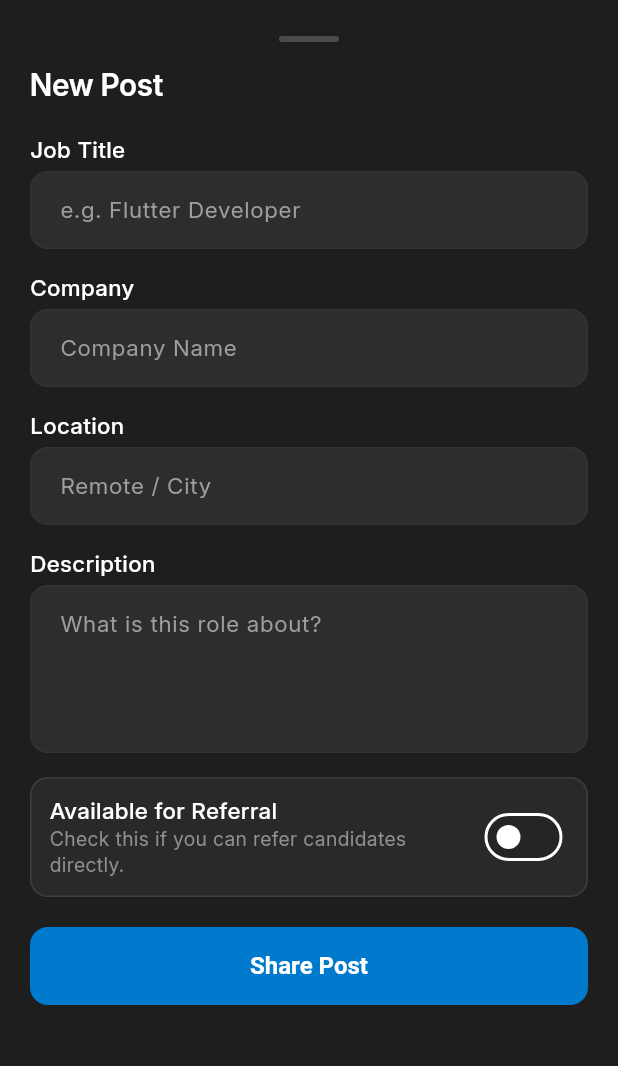
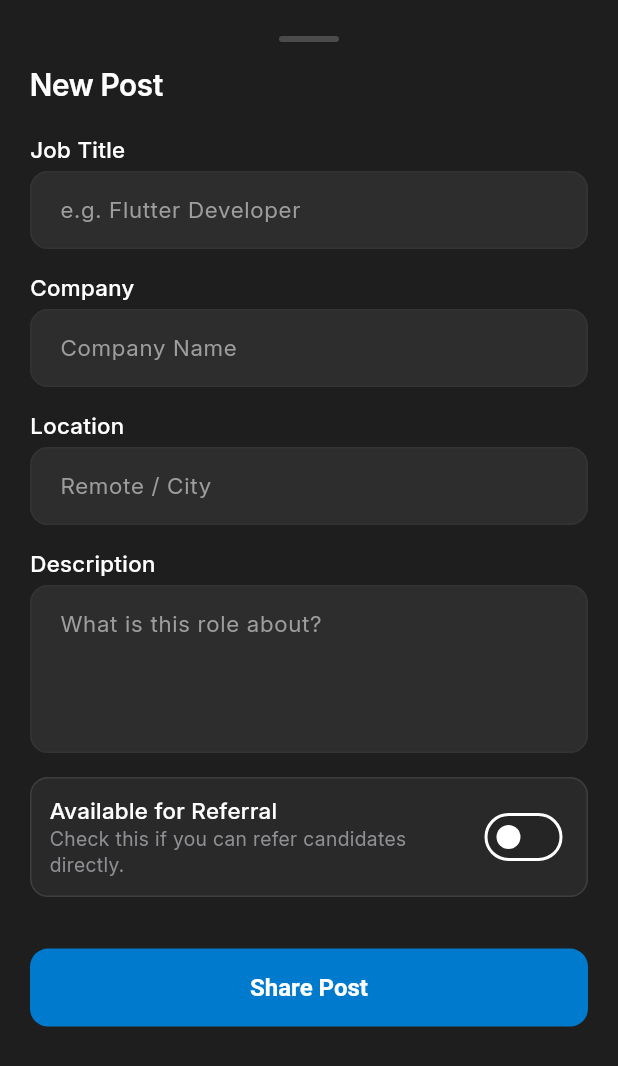
Before and after one commit to salluexez/Alumni-Connect, a Flutter app: the _CreatePostForm widget shown alone on an empty page, opened directly with empty values, on a phone screen of 412 x 824 dp. Shown: the top 1066 px of the screen. Run offline on Flutter 3.47's test engine with Material 3 defaults, Android fonts, the phone set to English and light mode, and no system bars; our stand-ins replace cached_network_image, cloud_firestore, dartz, equatable, firebase_auth, firebase_core and 8 more; missing offline and left inert: agora_rtc_engine; accounts and stored records are empty; generated files the repository leaves out were written again; network calls fail.

Commit message:
fix: improve modal bottom sheet layout with safe area, dynamic padding, and fixed action button

```diff
--- a/lib/features/jobs/presentation/screens/jobs_screen.dart
+++ b/lib/features/jobs/presentation/screens/jobs_screen.dart
@@ -146,11 +146,12 @@ class _PostsScreenState extends State<PostsScreen> {
     showModalBottomSheet(
       context: context,
       isScrollControlled: true,
+      useSafeArea: true,
       backgroundColor: AppColors.surface,
       shape: const RoundedRectangleBorder(
         borderRadius: BorderRadius.vertical(top: Radius.circular(AppSizes.radiusXl)),
       ),
-      builder: (_) => MultiBlocProvider(
+      builder: (sheetContext) => MultiBlocProvider(
         providers: [
           BlocProvider.value(value: context.read<JobsCubit>()),
           BlocProvider.value(value: context.read<AuthBloc>()),
@@ -158,7 +159,7 @@ class _PostsScreenState extends State<PostsScreen> {
         child: _CreatePostForm(
           isAlumni: isAlumni,
           onSuccess: () {
-            Navigator.pop(context);
+            Navigator.pop(sheetContext);
             context.read<JobsCubit>().loadJobs(referralsOnly: _referralsOnly);
           },
         ),
@@ -223,14 +224,17 @@ class _CreatePostFormState extends State<_CreatePostForm> {
 
   @override
   Widget build(BuildContext context) {
+    final bottomPadding = MediaQuery.of(context).padding.bottom;
+    final keyboardPadding = MediaQuery.of(context).viewInsets.bottom;
+
     return SizedBox(
       height: MediaQuery.of(context).size.height * 0.85,
       child: Padding(
-        padding: EdgeInsets.only(
-          bottom: MediaQuery.of(context).viewInsets.bottom + 20,
-          left: AppSizes.screenPadding,
-          right: AppSizes.screenPadding,
-          top: AppSizes.paddingLg,
+        padding: EdgeInsets.fromLTRB(
+          AppSizes.screenPadding,
+          AppSizes.paddingLg,
+          AppSizes.screenPadding,
+          keyboardPadding > 0 ? keyboardPadding + AppSizes.md : bottomPadding + AppSizes.lg,
         ),
         child: Column(
           crossAxisAlignment: CrossAxisAlignment.start,
@@ -322,7 +326,13 @@ class _CreatePostFormState extends State<_CreatePostForm> {
                     ),
                   ),
                   const SizedBox(height: AppSizes.xl),
+                ],
+              ),
+            ),
+          ),
 
+          // ── Fixed Bottom Button ──────────────────────────
+          const SizedBox(height: AppSizes.lg),
           AppButton(
             label: 'Share Post',
             onPressed: () {
@@ -343,11 +353,6 @@ class _CreatePostFormState extends State<_CreatePostForm> {
               context.read<JobsCubit>().postJob(job);
               widget.onSuccess();
             },
-                  ),
-                  const SizedBox(height: AppSizes.lg),
-                ],
-              ),
-            ),
           ),
         ],
       ),
```
Lines whose indentation alone changed are shown as unchanged.
